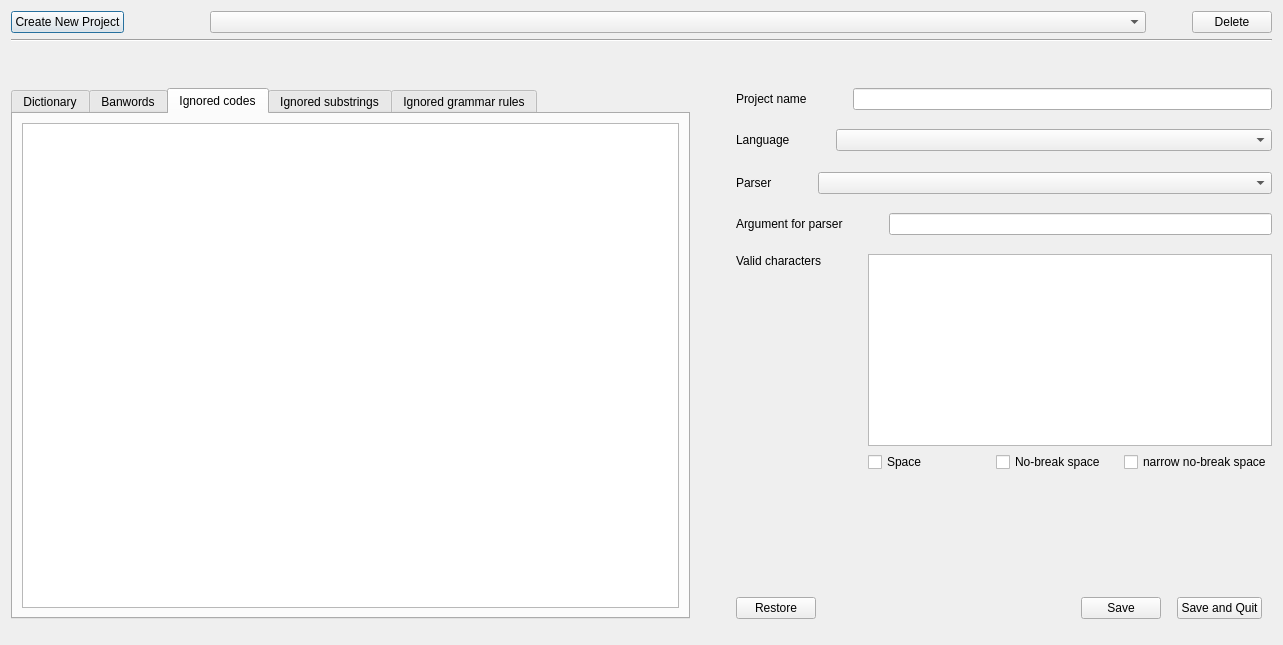
Above: checkfrench/ui/project_manager/project_manager.ui from Silous888/RawTextCheck before the change. Below: the same form after it.
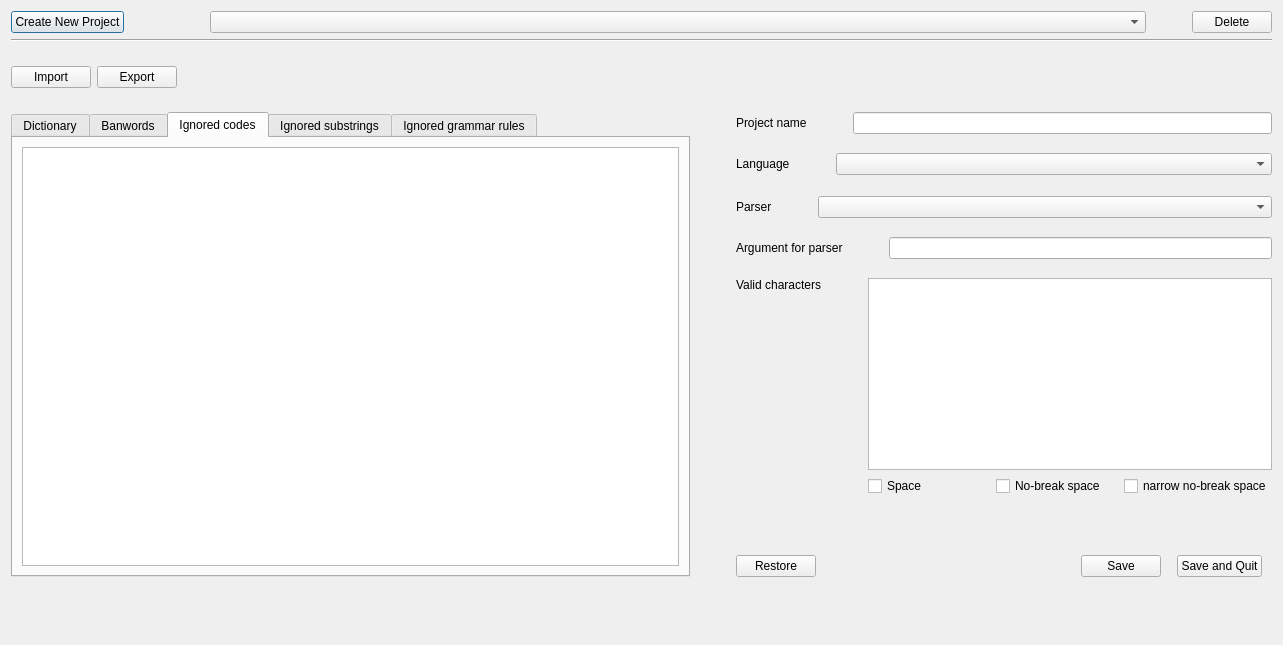
That is the form after the change. Custom widgets are drawn as their Qt base class.

Commit message: add buttons for export import #35 #36

```diff
--- a/checkfrench/ui/project_manager/project_manager.ui
+++ b/checkfrench/ui/project_manager/project_manager.ui
@@ -94,7 +94,34 @@
       </widget>
      </item>
      <item>
-      <layout class="QVBoxLayout" name="verticalLayout_parametersAndSpacers" stretch="0,1,0">
+      <layout class="QHBoxLayout" name="horizontalLayout">
+       <item>
+        <widget class="QPushButton" name="pushButton_import">
+         <property name="text">
+          <string>Import</string>
+         </property>
+        </widget>
+       </item>
+       <item>
+        <widget class="QPushButton" name="pushButton_export">
+         <property name="text">
+          <string>Export</string>
+         </property>
+        </widget>
+       </item>
+       <item>
+        <spacer name="horizontalSpacer_2">
+         <property name="orientation">
+          <enum>Qt::Horizontal</enum>
+         </property>
+         <property name="sizeHint" stdset="0">
+          <size>
+           <width>40</width>
+           <height>20</height>
+          </size>
+         </property>
+        </spacer>
+       </item>
        <item>
         <spacer name="verticalSpacer_main_1">
          <property name="orientation">
@@ -108,6 +135,8 @@
          </property>
         </spacer>
        </item>
+      </layout>
+     </item>
        <item>
         <layout class="QHBoxLayout" name="horizontalLayout_parameters" stretch="1,0,0">
          <item>
@@ -689,8 +718,6 @@
           </size>
          </property>
         </spacer>
-       </item>
-      </layout>
      </item>
     </layout>
    </item>
```
Left out of the diff: 2 changed lines with no effect on the pictures. Lines whose indentation alone changed are shown as unchanged. The commit also changes 1 other file.
